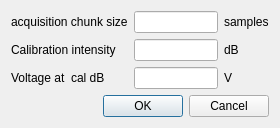
portfors-lab/sparkle, file display_dlg.ui: the form before one commit.
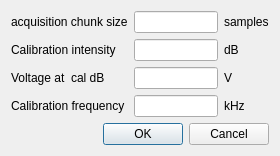
The form after the commit.

Commit message: modes' info display match

Diff of the .ui file:
```diff
--- a/display_dlg.ui
+++ b/display_dlg.ui
@@ -7,7 +7,7 @@
     <x>0</x>
     <y>0</y>
     <width>280</width>
-    <height>121</height>
+    <height>154</height>
    </rect>
   </property>
   <property name="windowTitle">
@@ -67,6 +67,23 @@
        </property>
       </widget>
      </item>
+     <item row="3" column="1">
+      <widget class="QLineEdit" name="calkhz_lnedt"/>
+     </item>
+     <item row="3" column="0">
+      <widget class="QLabel" name="label_7">
+       <property name="text">
+        <string>Calibration frequency</string>
+       </property>
+      </widget>
+     </item>
+     <item row="3" column="2">
+      <widget class="QLabel" name="label_8">
+       <property name="text">
+        <string>kHz</string>
+       </property>
+      </widget>
+     </item>
     </layout>
    </item>
    <item>
```
Left out of the diff: 36 changed lines with no effect on the pictures. The commit also changes 5 other files.
